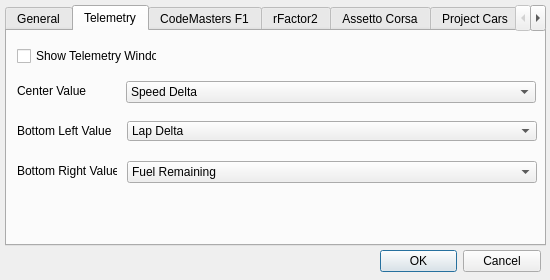
lordp/rlcapp-new, file settings.ui: the form before one commit.
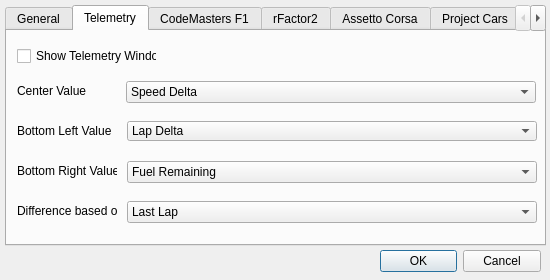
The form after the commit. The open tabs and pages were chosen to show the change.

Commit message: Add combo box to select what the telemetry window diffs against

```diff
--- a/settings.ui
+++ b/settings.ui
@@ -365,6 +365,39 @@
       </property>
      </item>
     </widget>
+    <widget class="QComboBox" name="diff_value">
+     <property name="geometry">
+      <rect>
+       <x>120</x>
+       <y>170</y>
+       <width>410</width>
+       <height>22</height>
+      </rect>
+     </property>
+     <item>
+      <property name="text">
+       <string>Last Lap</string>
+      </property>
+     </item>
+     <item>
+      <property name="text">
+       <string>Best Lap</string>
+      </property>
+     </item>
+    </widget>
+    <widget class="QLabel" name="label_11">
+     <property name="geometry">
+      <rect>
+       <x>10</x>
+       <y>170</y>
+       <width>100</width>
+       <height>20</height>
+      </rect>
+     </property>
+     <property name="text">
+      <string>Difference based on</string>
+     </property>
+    </widget>
    </widget>
    <widget class="QWidget" name="tab_2">
     <attribute name="title">
```
The commit also changes 1 other file.
